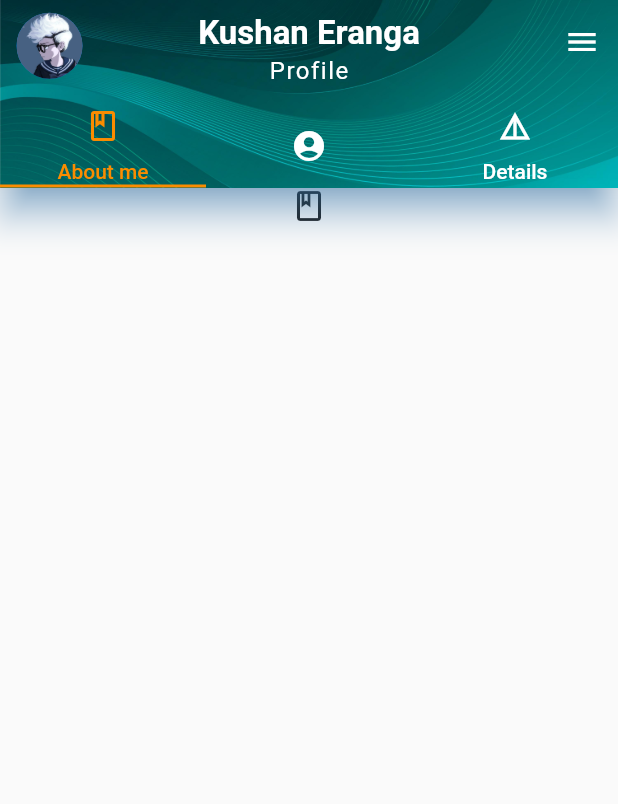
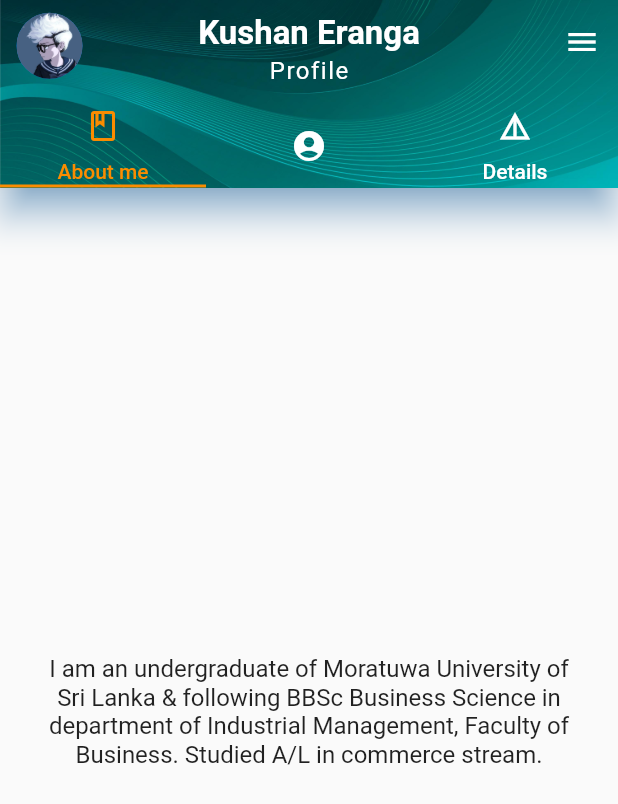
Before and after one commit to kushaneranga/Personal-App, a Flutter app: the screen it shows after launch, on a phone screen of 412 x 824 dp. Shown: the top 804 px of the screen. Run offline on Flutter 3.47's test engine with Material 2 defaults, Android fonts, the phone set to English and light mode, and no system bars.

Commit message:
Personal App

```diff
--- a/personal_app/lib/screens/home_page.dart
+++ b/personal_app/lib/screens/home_page.dart
@@ -11,7 +11,6 @@ class MyHomePage extends StatefulWidget {
 }
 
 class _MyHomePageState extends State<MyHomePage> {
-
   @override
   Widget build(BuildContext context) {
     return DefaultTabController(
@@ -22,7 +21,9 @@ class _MyHomePageState extends State<MyHomePage> {
           child: AppBar(
             centerTitle: true,
             title: Container(
-              margin: EdgeInsets.only(top: 10.0,),
+              margin: EdgeInsets.only(
+                top: 10.0,
+              ),
               child: Column(
                 mainAxisAlignment: MainAxisAlignment.center,
                 crossAxisAlignment: CrossAxisAlignment.center,
@@ -41,7 +42,9 @@ class _MyHomePageState extends State<MyHomePage> {
                     ),
                   ),
                   Container(
-                    margin: EdgeInsets.only(top: 2.0,),
+                    margin: EdgeInsets.only(
+                      top: 2.0,
+                    ),
                     child: Text(
                       'Profile',
                       style: TextStyle(
@@ -67,7 +70,7 @@ class _MyHomePageState extends State<MyHomePage> {
             actions: <Widget>[
               IconButton(
                 icon: Icon(Icons.menu),
-                onPressed: (){},
+                onPressed: () {},
               ),
             ],
             flexibleSpace: Image.asset(
@@ -92,7 +95,9 @@ class _MyHomePageState extends State<MyHomePage> {
                   ),
                   Container(
                     height: 52.0,
-                    child: Tab(icon: Icon(Icons.account_circle),),
+                    child: Tab(
+                      icon: Icon(Icons.account_circle),
+                    ),
                   ),
                   Container(
                     height: 52.0,
@@ -111,10 +116,20 @@ class _MyHomePageState extends State<MyHomePage> {
         body: TabBarView(
           children: [
             Container(
+              alignment: Alignment.center,
               child: ListView(
+                shrinkWrap: true,
                 scrollDirection: Axis.vertical,
+                padding: const EdgeInsets.all(30.0),
                 children: <Widget>[
-                  Icon(Icons.book_outlined),
+                  Text(
+                    '''I am an undergraduate of Moratuwa University of Sri Lanka & following BBSc Business Science in department of Industrial Management, Faculty of Business. Studied A/L in commerce stream.''',
+                    maxLines: 20,
+                    textAlign: TextAlign.center,
+                    style: TextStyle(
+                      fontSize: 16.0,
+                    ),
+                  ),
                 ],
               ),
             ),
```
Also changed, not shown: personal_app/lib/text3.dart (added, +103 -0 lines).
